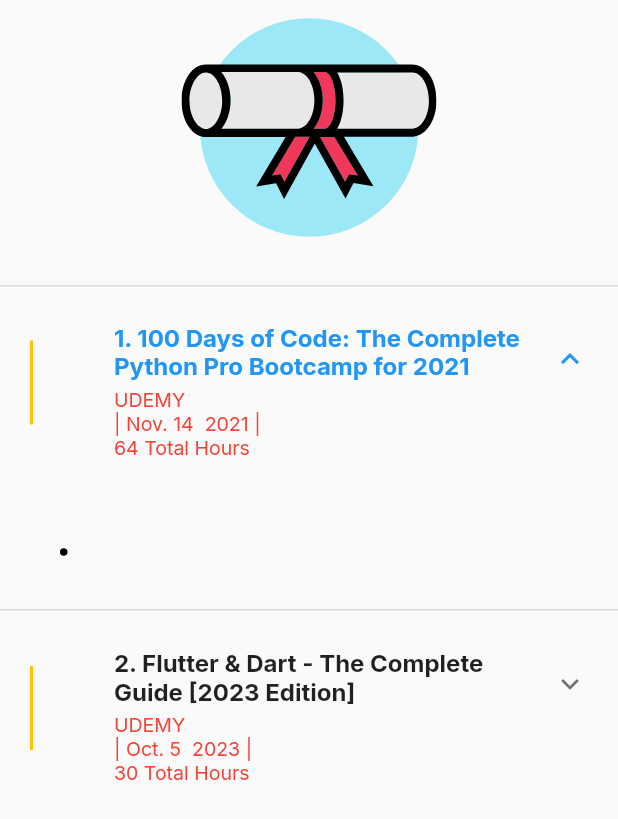
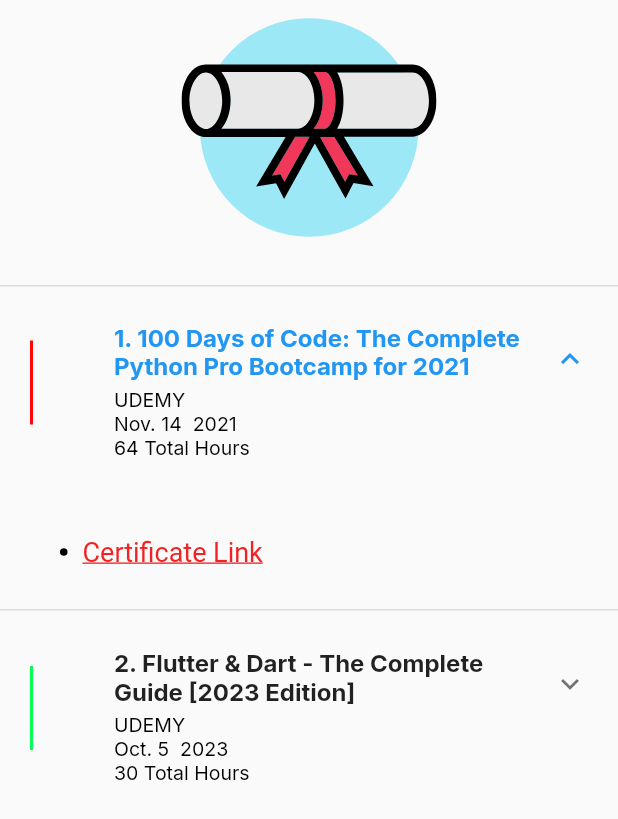
Before and after one commit to PrathameshPatil-01/Prathamesh_Portfolio, a Flutter app: the Certification screen opened directly, after a tap on "1. 100 Days of Code: The Complete Python", on a phone screen of 412 x 824 dp. Shown: the top 819 px of the screen. Run offline on Flutter 3.47's test engine with Material 2 defaults, Android fonts, the phone set to English and light mode, and no system bars; our stand-ins replace auto_size_text, flutter_animate, flutter_svg, google_fonts, rive; missing offline and left inert: custom_button_builder, device_frame.

Commit message:
links added

```diff
--- a/lib/consts/data.dart
+++ b/lib/consts/data.dart
@@ -8,7 +8,6 @@ import 'package:pp_portfolio/screen/miniProjects/certifications/certifications.d
 import 'package:pp_portfolio/screen/miniProjects/education/education.dart';
 import 'package:device_frame/device_frame.dart';
 import 'package:flutter/material.dart';
-import 'package:font_awesome_flutter/font_awesome_flutter.dart';
 import 'package:pp_portfolio/models/skill_model.dart';
 import 'package:pp_portfolio/screen/miniProjects/about/about.dart';
 import 'package:pp_portfolio/screen/miniProjects/projects/projects.dart';
@@ -424,19 +423,23 @@ final List<Educations> educations = [
 
 final List<Certifications> certifications = [
   Certifications(
-      color: Colors.amber,
+    color: const Color.fromARGB(255, 255, 7, 7),
     title: "1. 100 Days of Code: The Complete Python Pro Bootcamp for 2021",
     issuedBy: "UDEMY",
     length: "64 Total Hours",
     endDate: "Nov. 14  2021",
-      bulletPoints: [""]),
+    link: Uri.parse(
+        'https://drive.google.com/file/d/1NC9b5kRGmgEUvDOhjXjCykcB3snRyGkZ/view?usp=sharing'),
+  ),
   Certifications(
-      color: Colors.amber,
+    color: const Color.fromARGB(255, 7, 255, 85),
     title: "2. Flutter & Dart - The Complete Guide [2023 Edition]",
     issuedBy: "UDEMY",
     length: "30 Total Hours",
     endDate: "Oct. 5  2023",
-      bulletPoints: [""])
+    link: Uri.parse(
+        "https://drive.google.com/file/d/16KGkkVsa5bRPpo6vaR8Gqb2_mlqxDs8m/view"),
+  ),
 ];
 
 final List<Projects> projects = [
@@ -447,38 +450,43 @@ final List<Projects> projects = [
       endDate: "",
       bulletPoints: [
         "Description: Developed a dynamic chat app providing real-time communication. I’ve tried to implement max features from WhatsApp.",
-        " GitHub Repository: https://github.com/PrathameshPatil-01/CHAT_APP-FLUTTER.git"
-      ]),
+      ],
+      link: Uri.parse(
+          "https://github.com/PrathameshPatil-01/CHAT_APP-FLUTTER.git")),
   Projects(
-      color: Colors.amber,
+      color: Colors.red,
       title: "2. Flutter Expense Tracker App ",
       startDate: "",
       endDate: "",
       bulletPoints: [
         "Description: Track expenses with their category and date of expense. Visualize your spending habits with an intuitive bar chart.",
-        "GitHub Repository: https://github.com/PrathameshPatil-01/EXPENSE_TRACKER-FLUTTER.git "
-      ]),
+      ],
+      link: Uri.parse(
+          "https://github.com/PrathameshPatil-01/EXPENSE_TRACKER-FLUTTER.git")),
   Projects(
-      color: Colors.amber,
+      color: Colors.green,
       title: "3. Flutter Quiz App ",
       startDate: "",
       endDate: "",
       bulletPoints: [
         "Description: The Quiz App features a series of questions and instant feedback on correct answers upon completion.",
-        "GitHub Repository: https://github.com/PrathameshPatil-01/FLUTTER_AND_DART_QUIZ_APP.git"
-      ]),
+      ],
+      link: Uri.parse(
+          "https://github.com/PrathameshPatil-01/FLUTTER_AND_DART_QUIZ_APP.git")),
   Projects(
-      color: Colors.amber,
+    color: Colors.pink,
     title: "4. E-Shopee (e-Commerce Website)",
     startDate: "",
     endDate: "",
     bulletPoints: [
       "Description: A simple e-commerce website with complete user authentication & authorization, responsiveness & more fundamentals. ",
-        "GitHub Repository: https://github.com/PrathameshPatil-01/E-SHOPEE_PYTHON.git",
-        "Website Link: https://e-shopee-python-prathamesh.onrender.com "
-      ]),
+    ],
+    link:
+        Uri.parse("https://github.com/PrathameshPatil-01/E-SHOPEE_PYTHON.git"),
+    webLink: Uri.parse("https://e-shopee-python-prathamesh.onrender.com"),
+  ),
   Projects(
-      color: Colors.amber,
+      color: Colors.yellow,
       title: "5. IOT-Based Smart Attendance System (Fourth Year Project) ",
       startDate: "",
       endDate: "",
@@ -487,10 +495,11 @@ final List<Projects> projects = [
         "Technologies Used: HTML, CSS, Bootstrap, Python ",
         "Hardware requirements: RFID Reader, Pi Camera, Raspberry Pi, LCD 16x2, Connecting Wires ",
         "Software requirements: Raspbian for Raspberry Pi, Python, SQLite Database ",
-        "GitHub Repository: https://github.com/PrathameshPatil-01/B.E.PROJECT-ENTC.git "
-      ]),
+      ],
+      link: Uri.parse(
+          "https://github.com/PrathameshPatil-01/B.E.PROJECT-ENTC.git")),
   Projects(
-      color: Colors.amber,
+      color: Colors.green,
       title: "6. Elevator Cabin Light Automation (Third Year Project)",
       startDate: "",
       endDate: "",
--- a/lib/models/certifications_model.dart
+++ b/lib/models/certifications_model.dart
@@ -5,14 +5,16 @@ class Certifications {
   final String issuedBy;
   final String length;
   final String endDate;
-  final List<String> bulletPoints;
+  final List<String>? bulletPoints;
   final Color color;
+  final Uri? link;
   Certifications({
     required this.color,
     required this.title,
     required this.issuedBy,
     required this.length,
     required this.endDate,
-    required this.bulletPoints,
+    this.bulletPoints,
+    this.link,
   });
 }
--- a/lib/models/projects_model.dart
+++ b/lib/models/projects_model.dart
@@ -6,11 +6,15 @@ class Projects {
   final String endDate;
   final List<String> bulletPoints;
   final Color color;
+  final Uri? link;
+  final Uri? webLink;
   Projects({
     required this.color,
     required this.title,
     required this.startDate,
     required this.endDate,
     required this.bulletPoints,
+    this.link,
+    this.webLink,
   });
 }
--- a/lib/screen/miniProjects/certifications/certifications.dart
+++ b/lib/screen/miniProjects/certifications/certifications.dart
@@ -3,6 +3,7 @@ import 'package:flutter_svg/flutter_svg.dart';
 import 'package:google_fonts/google_fonts.dart';
 import 'package:pp_portfolio/consts/data.dart';
 import 'package:pp_portfolio/models/certifications_model.dart';
+import 'package:url_launcher/url_launcher.dart';
 
 class Certification extends StatelessWidget {
   const Certification({super.key});
@@ -42,23 +43,16 @@ class Certification extends StatelessWidget {
               subtitle: Padding(
                 padding: const EdgeInsets.only(top: 5),
                 child: Text(
-                  '${certificate.issuedBy}\n| ${certificate.endDate} |\n${certificate.length}',
-                  style: GoogleFonts.inter(fontSize: 13, color: Colors.red),
+                  '${certificate.issuedBy}\n${certificate.endDate}\n${certificate.length}',
+                  style: GoogleFonts.inter(
+                      fontSize: 13, color: const Color.fromARGB(255, 0, 0, 0)),
                 ),
               ),
-              children: certificate.bulletPoints.map((bulletPoint) {
-                return ListTile(
-                  contentPadding: const EdgeInsets.symmetric(horizontal: 15.0),
-                  // leading: const Icon(Icons.arrow_right),
-                  // title: Text(bulletPoint),
-                  // contentPadding: const EdgeInsets.symmetric(horizontal: 16.0),
-                  // leading: Container(
-                  //   width: 5,
-                  //   height: 5,
-                  //   decoration: BoxDecoration(
-                  //       borderRadius: BorderRadius.circular(100),
-                  //       color: Colors.black),
-                  // ),
+              children: [
+                certificate.link != null
+                    ? ListTile(
+                        contentPadding:
+                            const EdgeInsets.symmetric(horizontal: 15.0),
                         title: Row(
                           children: [
                             const SizedBox(
@@ -75,18 +69,26 @@ class Certification extends StatelessWidget {
                               width: 10,
                             ),
                             Flexible(
-                        child: Text(
-                          bulletPoint,
-                          style: GoogleFonts.inter(
-                            fontSize: 12,
+                              child: GestureDetector(
+                                onTap: () {
+                                  launchUrl(certificate.link!);
+                                },
+                                child: const Text(
+                                  "Certificate Link",
+                                  style: TextStyle(
+                                    color: Color.fromARGB(255, 243, 33, 33),
+                                    fontSize: 18,
+                                    decoration: TextDecoration.underline,
                                   ),
                                   maxLines: 3,
                                 ),
                               ),
+                            ),
                           ],
                         ),
-                );
-              }).toList(),
+                      )
+                    : Container()
+              ],
             );
           })
         ],
```
Also changed, not shown: lib/screen/miniProjects/projects/projects.dart (+85 -14 lines). Lines whose indentation alone changed are shown as unchanged.
